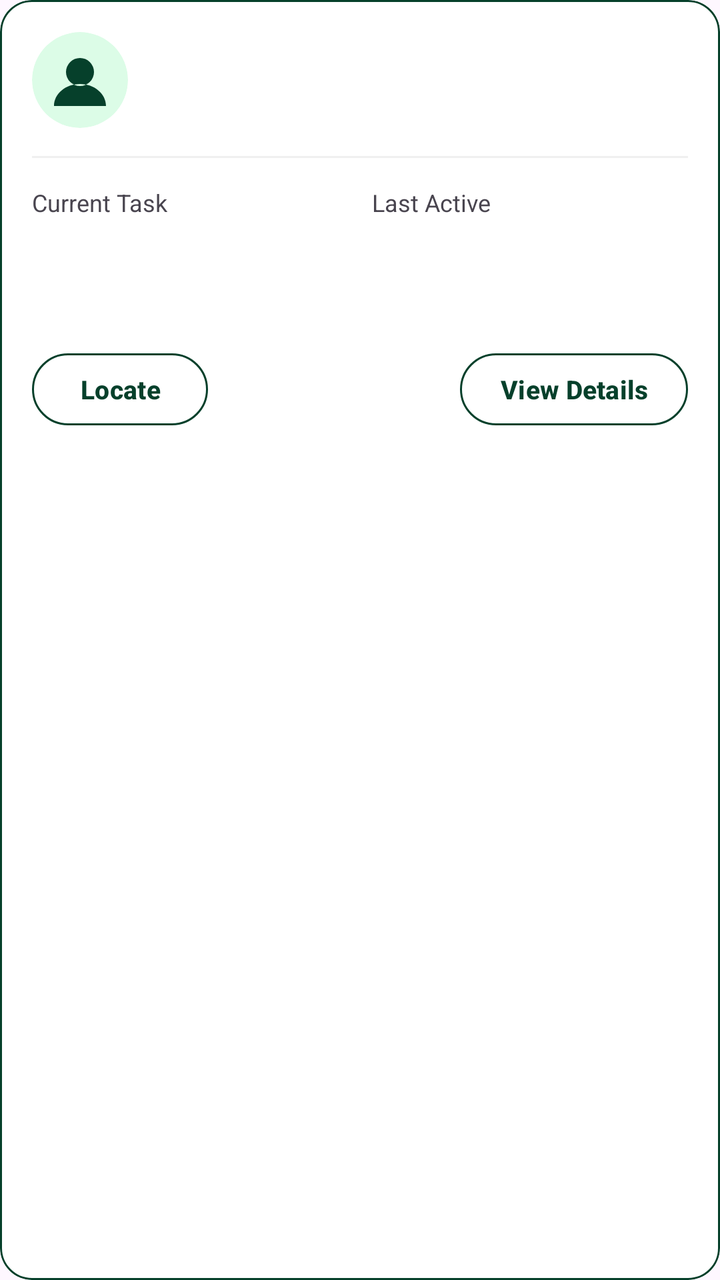
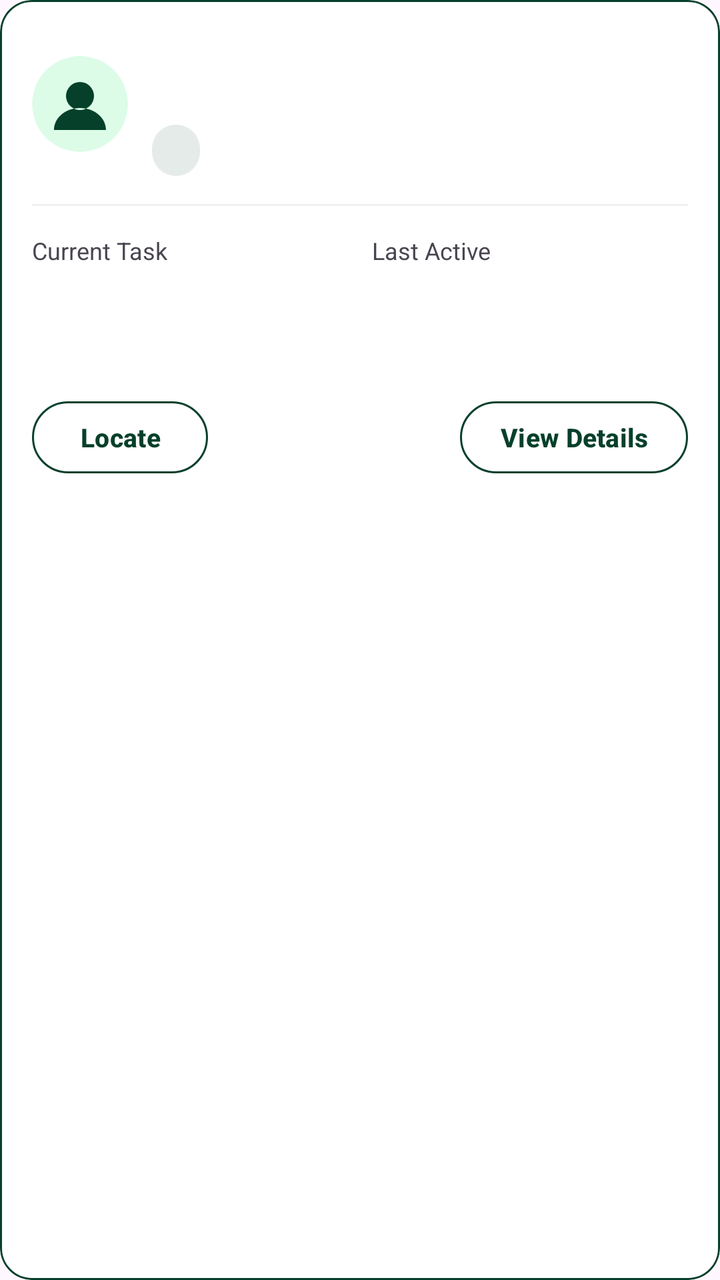

Screens rendered from an Android XML layout before and after an edit, with the pre-edit source and the edit as a unified diff.
<!-- AndroidManifest.xml: application theme Theme.MyEcoWatch1 -->
<!-- res/layout/item_personnel.xml -->
<?xml version="1.0" encoding="utf-8"?>
<com.google.android.material.card.MaterialCardView xmlns:android="http://schemas.android.com/apk/res/android"
    xmlns:app="http://schemas.android.com/apk/res-auto"
    android:layout_width="match_parent"
    android:layout_height="wrap_content"
    android:layout_marginHorizontal="10dp"
    android:layout_marginVertical="6dp"
    android:foreground="?attr/selectableItemBackground"
    app:cardBackgroundColor="?attr/colorSurface"
    app:cardCornerRadius="16dp"
    app:strokeColor="#06402B"
    app:strokeWidth="1dp">

    <LinearLayout
        android:layout_width="match_parent"
        android:layout_height="wrap_content"
        android:orientation="vertical"
        android:padding="16dp">

        
        <LinearLayout
            android:layout_width="match_parent"
            android:layout_height="wrap_content"
            android:gravity="center_vertical"
            android:orientation="horizontal">

            <com.google.android.material.imageview.ShapeableImageView
                android:id="@+id/personnelAvatar"
                android:layout_width="48dp"
                android:layout_height="48dp"
                android:contentDescription="@string/personnel_name_label"
                android:scaleType="centerInside"
                android:src="@drawable/ic_person_default"
                app:shapeAppearanceOverlay="@style/CircleImage" />

            <LinearLayout
                android:layout_width="0dp"
                android:layout_height="wrap_content"
                android:layout_marginStart="12dp"
                android:layout_weight="1"
                android:orientation="vertical">

                <TextView
                    android:id="@+id/personnelName"
                    android:layout_width="match_parent"
                    android:layout_height="wrap_content"
                    android:ellipsize="end"
                    android:maxLines="1"
                    android:textColor="?attr/colorOnSurface"
                    android:textSize="17sp"
                    android:textStyle="bold" />

                <TextView
                    android:id="@+id/personnelSubtitle"
                    android:layout_width="match_parent"
                    android:layout_height="wrap_content"
                    android:layout_marginTop="2dp"
                    android:ellipsize="end"
                    android:maxLines="1"
                    android:textColor="?attr/colorOnSurfaceVariant"
                    android:textSize="13sp" />
            </LinearLayout>
        </LinearLayout>

        
        <View
            android:layout_width="match_parent"
            android:layout_height="1dp"
            android:layout_marginTop="14dp"
            android:layout_marginBottom="14dp"
            android:background="?attr/colorOutlineVariant" />

        
        <LinearLayout
            android:layout_width="match_parent"
            android:layout_height="wrap_content"
            android:baselineAligned="false"
            android:orientation="horizontal">

            <LinearLayout
                android:layout_width="0dp"
                android:layout_height="wrap_content"
                android:layout_weight="1"
                android:orientation="vertical">

                <TextView
                    android:layout_width="wrap_content"
                    android:layout_height="wrap_content"
                    android:text="@string/personnel_current_task_label"
                    android:textColor="?attr/colorOnSurfaceVariant"
                    android:textSize="12sp" />

                <TextView
                    android:id="@+id/personnelCurrentTask"
                    android:layout_width="match_parent"
                    android:layout_height="wrap_content"
                    android:layout_marginTop="4dp"
                    android:ellipsize="end"
                    android:maxLines="2"
                    android:textColor="?attr/colorOnSurface"
                    android:textSize="14sp"
                    android:textStyle="bold" />
            </LinearLayout>

            <LinearLayout
                android:layout_width="0dp"
                android:layout_height="wrap_content"
                android:layout_marginStart="12dp"
                android:layout_weight="1"
                android:orientation="vertical">

                <TextView
                    android:layout_width="wrap_content"
                    android:layout_height="wrap_content"
                    android:text="@string/personnel_last_active_header"
                    android:textColor="?attr/colorOnSurfaceVariant"
                    android:textSize="12sp" />

                <TextView
                    android:id="@+id/personnelLastActive"
                    android:layout_width="match_parent"
                    android:layout_height="wrap_content"
                    android:layout_marginTop="4dp"
                    android:ellipsize="end"
                    android:maxLines="1"
                    android:textColor="?attr/colorOnSurface"
                    android:textSize="14sp"
                    android:textStyle="bold" />
            </LinearLayout>
        </LinearLayout>

        <LinearLayout
            android:layout_width="match_parent"
            android:layout_height="wrap_content"
            android:layout_marginTop="12dp"
            android:orientation="horizontal">

            <TextView
                android:id="@+id/personnelCleaningStatus"
                android:layout_width="wrap_content"
                android:layout_height="wrap_content"
                android:textColor="?attr/colorOnSurfaceVariant"
                android:textSize="12sp"
                android:textStyle="bold" />

            <TextView
                android:id="@+id/personnelAvailability"
                android:layout_width="wrap_content"
                android:layout_height="wrap_content"
                android:layout_marginStart="12dp"
                android:textColor="?attr/colorOnSurfaceVariant"
                android:textSize="12sp"
                android:textStyle="bold" />
        </LinearLayout>

        
        <com.google.android.material.card.MaterialCardView
            android:id="@+id/personnelVehicleCard"
            android:layout_width="match_parent"
            android:layout_height="wrap_content"
            android:layout_marginTop="14dp"
            android:visibility="gone"
            app:cardBackgroundColor="?attr/colorSurface"
            app:cardCornerRadius="14dp"
            app:strokeColor="#06402B"
            app:strokeWidth="1dp">

            <LinearLayout
                android:layout_width="match_parent"
                android:layout_height="wrap_content"
                android:gravity="center_vertical"
                android:orientation="horizontal"
                android:padding="12dp">

                <com.google.android.material.imageview.ShapeableImageView
                    android:layout_width="40dp"
                    android:layout_height="40dp"
                    android:contentDescription="@string/personnel_vehicle_icon_description"
                    android:scaleType="centerCrop"
                    android:src="@drawable/garbage_truck"
                    app:shapeAppearanceOverlay="@style/CircleImage" />

                <LinearLayout
                    android:layout_width="0dp"
                    android:layout_height="wrap_content"
                    android:layout_marginStart="12dp"
                    android:layout_weight="1"
                    android:orientation="vertical">

                    <TextView
                        android:layout_width="match_parent"
                        android:layout_height="wrap_content"
                        android:text="@string/personnel_assigned_vehicle"
                        android:textColor="?attr/colorOnSurfaceVariant"
                        android:textSize="11sp" />

                    <TextView
                        android:id="@+id/personnelVehiclePlate"
                        android:layout_width="match_parent"
                        android:layout_height="wrap_content"
                        android:layout_marginTop="2dp"
                        android:ellipsize="end"
                        android:maxLines="1"
                        android:textColor="?attr/colorOnSurface"
                        android:textSize="14sp"
                        android:textStyle="bold" />

                    <TextView
                        android:id="@+id/personnelVehicleId"
                        android:layout_width="match_parent"
                        android:layout_height="wrap_content"
                        android:ellipsize="end"
                        android:maxLines="1"
                        android:textColor="?attr/colorOnSurfaceVariant"
                        android:textSize="12sp" />
                </LinearLayout>
            </LinearLayout>
        </com.google.android.material.card.MaterialCardView>

        
        <LinearLayout
            android:layout_width="match_parent"
            android:layout_height="wrap_content"
            android:layout_marginTop="16dp"
            android:gravity="center_vertical"
            android:orientation="horizontal">

            <com.google.android.material.button.MaterialButton
                android:id="@+id/btnLocatePersonnel"
                style="@style/Widget.Material3.Button.OutlinedButton"
                android:layout_width="wrap_content"
                android:layout_height="wrap_content"
                android:insetTop="0dp"
                android:insetBottom="0dp"
                android:minHeight="36dp"
                android:paddingStart="20dp"
                android:paddingEnd="20dp"
                android:text="@string/locate"
                android:textAllCaps="false"
                android:textColor="?attr/colorPrimary"
                android:textSize="13sp"
                android:textStyle="bold"
                app:backgroundTint="?attr/colorSurface"
                app:cornerRadius="20dp"
                app:strokeColor="?attr/colorPrimary"
                app:strokeWidth="1dp" />

            <View
                android:layout_width="0dp"
                android:layout_height="1dp"
                android:layout_weight="1" />

            <com.google.android.material.button.MaterialButton
                android:id="@+id/btnPersonnelDetails"
                style="@style/Widget.Material3.Button.OutlinedButton"
                android:layout_width="wrap_content"
                android:layout_height="wrap_content"
                android:insetTop="0dp"
                android:insetBottom="0dp"
                android:minHeight="36dp"
                android:paddingStart="20dp"
                android:paddingEnd="20dp"
                android:text="@string/view_details"
                android:textAllCaps="false"
                android:textColor="?attr/colorPrimary"
                android:textSize="13sp"
                android:textStyle="bold"
                app:backgroundTint="?attr/colorSurface"
                app:cornerRadius="20dp"
                app:strokeColor="?attr/colorPrimary"
                app:strokeWidth="1dp" />
        </LinearLayout>
    </LinearLayout>
</com.google.android.material.card.MaterialCardView>
<!-- resources referenced by this layout -->
<resources>
  <!-- drawable garbage_truck: png bitmap (drawable, 15640 bytes) -->
  <!-- drawable ic_person_default (drawable) -->
  <vector xmlns:android="http://schemas.android.com/apk/res/android"
      android:width="48dp"
      android:height="48dp"
      android:viewportWidth="48"
      android:viewportHeight="48">
      <path
          android:fillColor="#DCFCE7"
          android:pathData="M24,24m-24,0a24,24 0,1 0,48 0a24,24 0,1 0,-48 0" />
      <path
          android:fillColor="#06402B"
          android:pathData="M24,13a7,7 0,1 0,0 14a7,7 0,1 0,0 -14M11,37c0,-6.1 5.8,-11 13,-11s13,4.9 13,11z" />
  </vector>
  <string name="locate">Locate</string>
  <string name="personnel_assigned_vehicle">Assigned Vehicle</string>
  <string name="personnel_current_task_label">Current Task</string>
  <string name="personnel_last_active_header">Last Active</string>
  <string name="personnel_name_label">Name</string>
  <string name="personnel_vehicle_icon_description">Assigned vehicle</string>
  <string name="view_details">View Details</string>
  <style name="CircleImage" parent="">
          <item name="cornerFamily">rounded</item>
          <item name="cornerSize">50%</item>
      </style>
  <style name="Theme.MyEcoWatch1" parent="Base.Theme.MyEcoWatch1" />
  <style name="Base.Theme.MyEcoWatch1" parent="Theme.Material3.DayNight.NoActionBar">
          
          <item name="colorPrimary">@color/green</item>
          <item name="colorOnPrimary">@color/white</item>
          <item name="colorSurface">@color/white</item>
          <item name="colorOnSurface">@color/green</item>
          <item name="colorOutlineVariant">#F0F0F0</item>
      </style>
  <color name="green">#06402B</color>
  <color name="white">#FFFFFFFF</color>
</resources>

<!-- the commit's change to res/layout/item_personnel.xml (unified diff, before → after) -->
@@ -59,6 +59,31 @@
                     android:maxLines="1"
                     android:textColor="?attr/colorOnSurfaceVariant"
                     android:textSize="13sp" />
+
+                <TextView
+                    android:id="@+id/personnelOccupation"
+                    android:layout_width="wrap_content"
+                    android:layout_height="wrap_content"
+                    android:layout_marginTop="4dp"
+                    android:background="@drawable/reporter_report_status_badge"
+                    android:paddingStart="12dp"
+                    android:paddingTop="4dp"
+                    android:paddingEnd="12dp"
+                    android:paddingBottom="4dp"
+                    android:textColor="@color/green"
+                    android:textSize="13sp" />
+
+                <TextView
+                    android:id="@+id/personnelDesciptionRole"
+                    android:layout_width="match_parent"
+                    android:layout_height="wrap_content"
+                    android:layout_marginTop="3dp"
+                    android:ellipsize="end"
+                    android:maxLines="1"
+                    android:textColor="?attr/colorOnSurfaceVariant"
+                    android:textSize="13sp"
+                    android:textStyle="bold"
+                    android:visibility="gone" />
             </LinearLayout>
         </LinearLayout>
 
<!-- resource entries referenced after the edit -->
@@ -14,6 +14,17 @@
           android:fillColor="#06402B"
           android:pathData="M24,13a7,7 0,1 0,0 14a7,7 0,1 0,0 -14M11,37c0,-6.1 5.8,-11 13,-11s13,4.9 13,11z" />
   </vector>
+  <!-- drawable reporter_report_status_badge (drawable) -->
+  <?xml version="1.0" encoding="utf-8"?>
+  <shape xmlns:android="http://schemas.android.com/apk/res/android">
+      <solid android:color="@color/reporter_report_badge_background" />
+      <corners android:radius="100dp" />
+      <padding
+          android:left="8dp"
+          android:top="3dp"
+          android:right="8dp"
+          android:bottom="3dp" />
+  </shape>
   <string name="locate">Locate</string>
   <string name="personnel_assigned_vehicle">Assigned Vehicle</string>
   <string name="personnel_current_task_label">Current Task</string>
@@ -26,6 +37,7 @@
           <item name="cornerSize">50%</item>
       </style>
   <style name="Theme.MyEcoWatch1" parent="Base.Theme.MyEcoWatch1" />
+  <color name="reporter_report_badge_background">#1A06402B</color>
   <style name="Base.Theme.MyEcoWatch1" parent="Theme.Material3.DayNight.NoActionBar">
           
           <item name="colorPrimary">@color/green</item>
